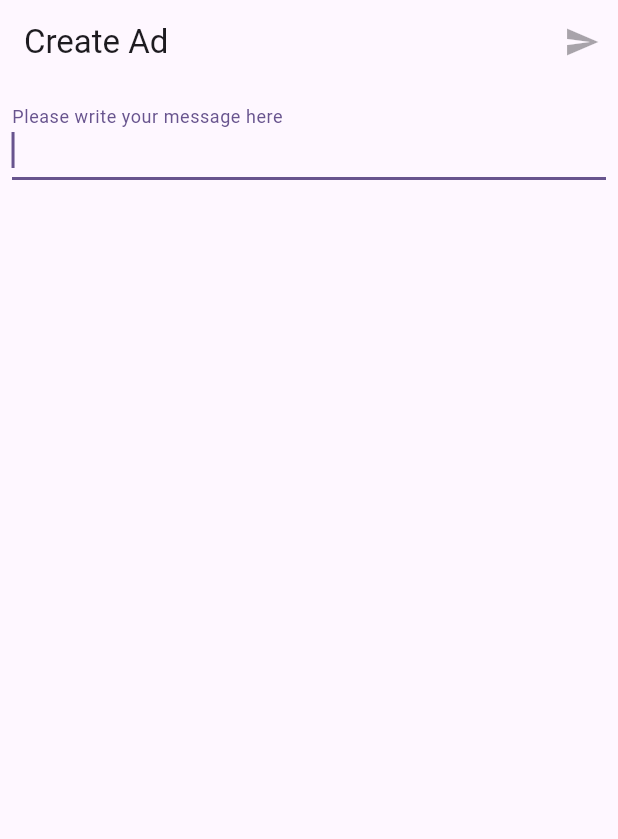
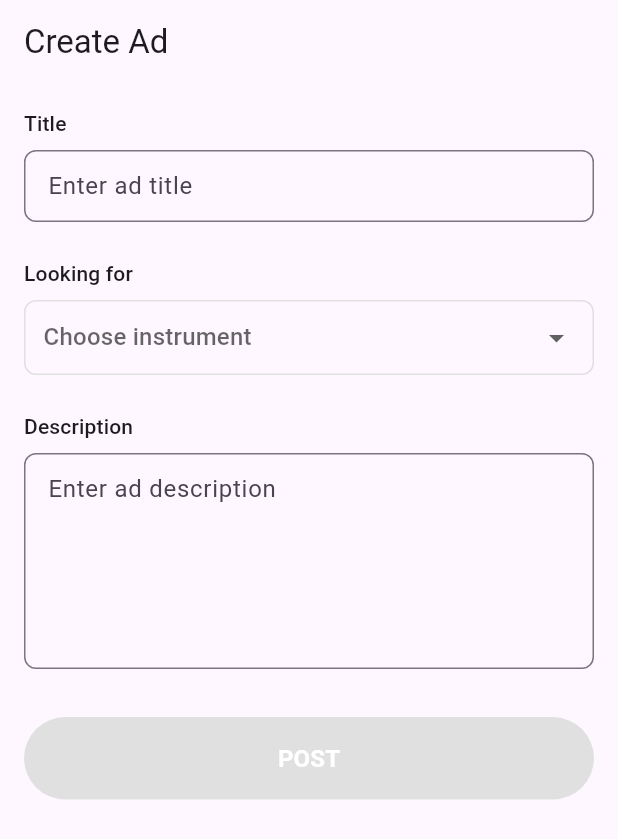
Before and after one commit to krlaan/musicland_app, a Flutter app: the CreateNewPostView screen opened by its route, on a phone screen of 412 x 824 dp. Shown: the top 839 px of the screen. Run offline on Flutter 3.47's test engine with Material 3 defaults, Android fonts, the light colour scheme and no system bars; our stand-ins replace cloud_firestore, firebase_auth, firebase_core, firebase_messaging, flutter_riverpod, font_awesome_flutter and 4 more; accounts and stored records are empty; generated files the repository leaves out were written again.

Commit message:
create new post view added, unnecessary files deleted

```diff
--- a/lib/state/posts/models/post.dart
+++ b/lib/state/posts/models/post.dart
@@ -1,29 +1,17 @@
 import 'package:cloud_firestore/cloud_firestore.dart';
-import 'package:musicland_app/state/post_settings/models/post_setting.dart';
 import 'package:musicland_app/state/posts/models/post_key.dart';
 
 // This is fromJson to convert data from Firestore to Post class.
-// Using the commented out code below, we can have post_payload.dart and Post.dart in one class as toJson and FromJson are in the same file.
 class Post {
   final String postId;
   final String userId;
   final String message;
   final DateTime createdAt;
-  final Map<PostSetting, bool> postSettings;
 
   Post({
     required this.postId,
     required Map<String, dynamic> json,
   })  : userId = json[PostKey.userId],
         message = json[PostKey.message],
-        createdAt = (json[PostKey.createdAt] as Timestamp).toDate(),
-        postSettings = {
-          for (final entry in json[PostKey.postSettings].entries)
-            if (PostSetting.values.any((e) => e.storageKey == entry.key))
-              PostSetting.values.firstWhere(
-                (element) => element.storageKey == entry.key,
-              ): entry.value,
-        };
-
-  bool get allowsLikes => postSettings[PostSetting.allowLikes] ?? false;
+        createdAt = (json[PostKey.createdAt] as Timestamp).toDate();
 }
--- a/lib/state/posts/models/post_key.dart
+++ b/lib/state/posts/models/post_key.dart
@@ -5,7 +5,6 @@ class PostKey {
   static const userId = 'uid';
   static const message = 'message';
   static const createdAt = 'created_at';
-  static const postSettings = 'post_settings';
 
   const PostKey._();
 }
--- a/lib/state/posts/models/post_payload.dart
+++ b/lib/state/posts/models/post_payload.dart
@@ -1,7 +1,6 @@
 import 'dart:collection';
 
 import 'package:cloud_firestore/cloud_firestore.dart';
-import 'package:musicland_app/state/post_settings/models/post_setting.dart';
 import 'package:musicland_app/state/posts/models/post_key.dart';
 import 'package:musicland_app/typedef/user_id.dart';
 
@@ -10,14 +9,9 @@ class PostPayload extends MapView<String, dynamic> {
   PostPayload({
     required UserId userId,
     required String message,
-    required Map<PostSetting, bool> postSettings,
   }) : super({
          PostKey.userId: userId,
          PostKey.message: message,
          PostKey.createdAt: FieldValue.serverTimestamp(),
-         PostKey.postSettings: {
-           for (final postSetting in postSettings.entries)
-             postSetting.key.storageKey: postSetting.value,
-         },
        });
 }
--- a/lib/views/create_new_post/create_new_post_view.dart
+++ b/lib/views/create_new_post/create_new_post_view.dart
@@ -11,26 +11,35 @@ class CreateNewPostView extends ConsumerStatefulWidget {
 }
 
 class _CreateNewPostViewState extends ConsumerState<CreateNewPostView> {
-  late final TextEditingController postController;
-  bool isPostButtonEnabled = false;
+  late final TextEditingController titleController;
+  late final TextEditingController descriptionController;
+  String? selectedInstrument;
+
+  final instruments = ['Guitar', 'Bass', 'Drums', 'Piano', 'Vocals', 'Violin', 'Flute', 'Trumpet'];
+
+  bool get isPostButtonEnabled =>
+      titleController.text.isNotEmpty &&
+      descriptionController.text.isNotEmpty &&
+      selectedInstrument != null;
 
   @override
   void initState() {
     super.initState();
-    postController = TextEditingController();
-    postController.addListener(_updatePostButtonState);
+    titleController = TextEditingController();
+    descriptionController = TextEditingController();
+    titleController.addListener(_updateButtonState);
+    descriptionController.addListener(_updateButtonState);
   }
 
   @override
   void dispose() {
-    postController.dispose();
+    titleController.dispose();
+    descriptionController.dispose();
     super.dispose();
   }
 
-  void _updatePostButtonState() {
-    setState(() {
-      isPostButtonEnabled = postController.text.isNotEmpty;
-    });
+  void _updateButtonState() {
+    setState(() {});
   }
 
   @override
@@ -38,37 +47,109 @@ class _CreateNewPostViewState extends ConsumerState<CreateNewPostView> {
     return Scaffold(
       appBar: AppBar(
         title: const Text(Strings.createAd),
-        actions: [
-          IconButton(
-            icon: const Icon(Icons.send),
+      ),
+      body: SingleChildScrollView(
+        padding: const EdgeInsets.all(16.0),
+        child: Column(
+          crossAxisAlignment: CrossAxisAlignment.stretch,
+          children: [
+            // Title
+            Text(
+              'Title',
+              style: Theme.of(context).textTheme.labelLarge,
+            ),
+            const SizedBox(height: 8),
+            TextField(
+              controller: titleController,
+              decoration: InputDecoration(
+                hintText: 'Enter ad title',
+                border: OutlineInputBorder(
+                  borderRadius: BorderRadius.circular(8),
+                ),
+                contentPadding: const EdgeInsets.symmetric(horizontal: 12, vertical: 12),
+              ),
+            ),
+            const SizedBox(height: 24),
+
+            // Looking for
+            Text(
+              'Looking for',
+              style: Theme.of(context).textTheme.labelLarge,
+            ),
+            const SizedBox(height: 8),
+            Container(
+              decoration: BoxDecoration(
+                border: Border.all(color: Colors.grey[300]!),
+                borderRadius: BorderRadius.circular(8),
+              ),
+              child: DropdownButton<String>(
+                value: selectedInstrument,
+                isExpanded: true,
+                underline: const SizedBox(),
+                padding: const EdgeInsets.symmetric(horizontal: 12),
+                hint: const Text('Choose instrument'),
+                items: instruments.map((instrument) {
+                  return DropdownMenuItem<String>(
+                    value: instrument,
+                    child: Text(instrument),
+                  );
+                }).toList(),
+                onChanged: (value) {
+                  setState(() {
+                    selectedInstrument = value;
+                  });
+                },
+              ),
+            ),
+            const SizedBox(height: 24),
+
+            // Description
+            Text(
+              'Description',
+              style: Theme.of(context).textTheme.labelLarge,
+            ),
+            const SizedBox(height: 8),
+            TextField(
+              controller: descriptionController,
+              decoration: InputDecoration(
+                hintText: 'Enter ad description',
+                border: OutlineInputBorder(
+                  borderRadius: BorderRadius.circular(8),
+                ),
+                contentPadding: const EdgeInsets.all(12),
+              ),
+              minLines: 5,
+              maxLines: 8,
+            ),
+            const SizedBox(height: 32),
+
+            // Post button
+            ElevatedButton(
               onPressed: isPostButtonEnabled
-                ? () async {
-                  // Hide the keyboard
+                  ? () {
                       FocusManager.instance.primaryFocus?.unfocus();
-                  // For now, just close the page after entering text
                       if (context.mounted) {
                         context.pop();
                       }
                     }
                   : null,
+              style: ElevatedButton.styleFrom(
+                padding: const EdgeInsets.symmetric(vertical: 16),
+                backgroundColor: Colors.green,
+                disabledBackgroundColor: Colors.grey[300],
+              ),
+              child: const Text(
+                'POST',
+                style: TextStyle(
+                  fontWeight: FontWeight.bold,
+                  fontSize: 16,
+                  color: Colors.white,
+                ),
+              ),
             ),
           ],
         ),
-      body: SingleChildScrollView(
-          child: Column(
-            children: [
-              Padding(
-                padding: const EdgeInsets.all(8.0),
-                child: TextField(
-                  controller: postController,
-                  decoration: const InputDecoration(
-                    labelText: Strings.pleaseWriteYourMessageHere,
       ),
-                  autofocus: true,
-                ),
-              ),
-            ],
-          )),
     );
   }
 }
```
Also changed, not shown: lib/state/post_settings/constants/constants.dart (deleted, +0 -11 lines), lib/state/post_settings/models/post_setting.dart (deleted, +0 -38 lines), lib/state/post_settings/providers/post_setting_provider.dart (deleted, +0 -37 lines), lib/views/post_details/post_details_view.dart (+5 -6 lines), lib/state/post_settings/providers/post_setting_provider.g.dart (deleted). Lines whose indentation alone changed are shown as unchanged.
